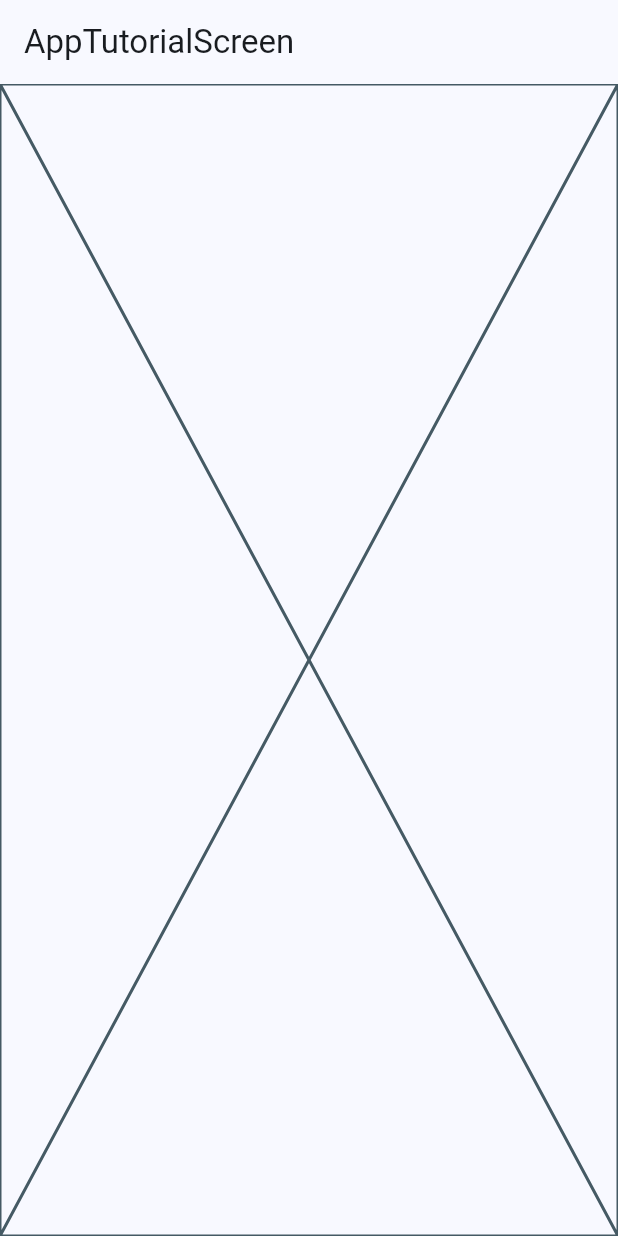
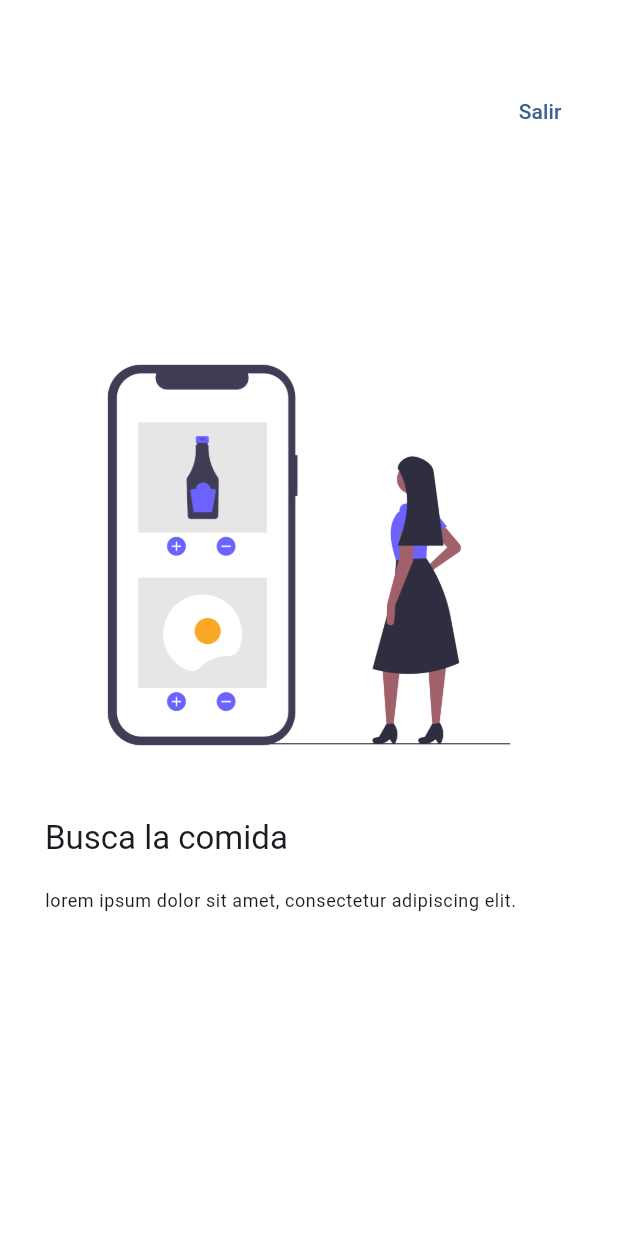
Before and after one commit to alvag/widgets_app_flutter, a Flutter app: the AppTutorialScreen screen opened by its route, on a phone screen of 412 x 824 dp. Run offline on Flutter 3.47's test engine with Material 2 defaults, Android fonts, the phone set to English and light mode, and no system bars; our stand-ins replace animate_do, go_router.

```diff
--- a/lib/presentation/screens/app_tutorial/app_tutorial_screen.dart
+++ b/lib/presentation/screens/app_tutorial/app_tutorial_screen.dart
@@ -1,17 +1,135 @@
+import 'package:animate_do/animate_do.dart';
 import 'package:flutter/material.dart';
+import 'package:go_router/go_router.dart';
 
-class AppTutorialScreen extends StatelessWidget {
+class SlideInfo {
+  final String title;
+  final String caption;
+  final String imageUrl;
+
+  const SlideInfo(this.title, this.caption, this.imageUrl);
+}
+
+final slides = <SlideInfo>[
+  const SlideInfo(
+      'Busca la comida',
+      'lorem ipsum dolor sit amet, consectetur adipiscing elit.',
+      'assets/images/1.png'),
+  const SlideInfo(
+      'Entrega rapida',
+      'lorem ipsum dolor sit amet, consectetur adipiscing elit.',
+      'assets/images/2.png'),
+  const SlideInfo(
+      'Disfruta la comida',
+      'lorem ipsum dolor sit amet, consectetur adipiscing elit.',
+      'assets/images/3.png'),
+];
+
+class AppTutorialScreen extends StatefulWidget {
   static const routeName = 'tutorial_screen';
 
   const AppTutorialScreen({super.key});
 
   @override
+  State<AppTutorialScreen> createState() => _AppTutorialScreenState();
+}
+
+class _AppTutorialScreenState extends State<AppTutorialScreen> {
+  final PageController _pageController = PageController();
+  bool endReached = false;
+
+  @override
+  void initState() {
+    super.initState();
+
+    _pageController.addListener(() {
+      if (!endReached && _pageController.page == slides.length - 1) {
+        endReached = true;
+        setState(() {});
+      }
+    });
+  }
+
+  @override
+  void dispose() {
+    _pageController.dispose();
+    super.dispose();
+  }
+
+  @override
   Widget build(BuildContext context) {
     return Scaffold(
-      appBar: AppBar(
-        title: const Text('AppTutorialScreen'),
+      backgroundColor: Colors.white,
+      body: Stack(
+        children: [
+          PageView(
+            controller: _pageController,
+            physics: const BouncingScrollPhysics(),
+            children: slides
+                .map((slide) => _Slide(
+                      title: slide.title,
+                      caption: slide.caption,
+                      imageUrl: slide.imageUrl,
+                    ))
+                .toList(),
+          ),
+          Positioned(
+            top: 50,
+            right: 20,
+            child: TextButton(
+              child: const Text('Salir'),
+              onPressed: () {
+                Navigator.of(context).pop();
+              },
+            ),
+          ),
+          endReached
+              ? Positioned(
+                  bottom: 30,
+                  right: 30,
+                  child: FadeInRight(
+                    from: 15,
+                    child: FilledButton(
+                      child: const Text('Comenzar'),
+                      onPressed: () => context.pop(),
+                    ),
+                  ))
+              : const SizedBox(),
+        ],
       ),
-      body: const Placeholder(),
     );
   }
 }
+
+class _Slide extends StatelessWidget {
+  final String title;
+  final String caption;
+  final String imageUrl;
+
+  const _Slide({
+    required this.title,
+    required this.caption,
+    required this.imageUrl,
+  });
+
+  @override
+  Widget build(BuildContext context) {
+    final titleStyle = Theme.of(context).textTheme.titleLarge;
+    final captionStyle = Theme.of(context).textTheme.bodySmall;
+
+    return Padding(
+      padding: const EdgeInsets.symmetric(horizontal: 30),
+      child: Column(
+        mainAxisAlignment: MainAxisAlignment.center,
+        crossAxisAlignment: CrossAxisAlignment.start,
+        children: [
+          Image(image: AssetImage(imageUrl)),
+          const SizedBox(height: 20),
+          Text(title, style: titleStyle),
+          const SizedBox(height: 20),
+          Text(caption, style: captionStyle),
+        ],
+      ),
+    );
+  }
+}
--- a/pubspec.yaml
+++ b/pubspec.yaml
@@ -7,6 +7,7 @@ environment:
   sdk: '>=3.0.2 <4.0.0'
 
 dependencies:
+  animate_do: ^3.0.2
   flutter:
     sdk: flutter
   go_router: ^7.1.1
@@ -19,5 +20,5 @@ dev_dependencies:
 flutter:
   uses-material-design: true
 
-assets:
-  - assets/images/
+  assets:
+    - assets/images/
```
Also changed, not shown: assets/images/1.png (renamed from assets/Images/1.png), assets/images/2.png (renamed from assets/Images/2.png), assets/images/3.png (renamed from assets/Images/3.png), assets/images/jar-loading.gif (renamed from assets/Images/jar-loading.gif), pubspec.lock.
